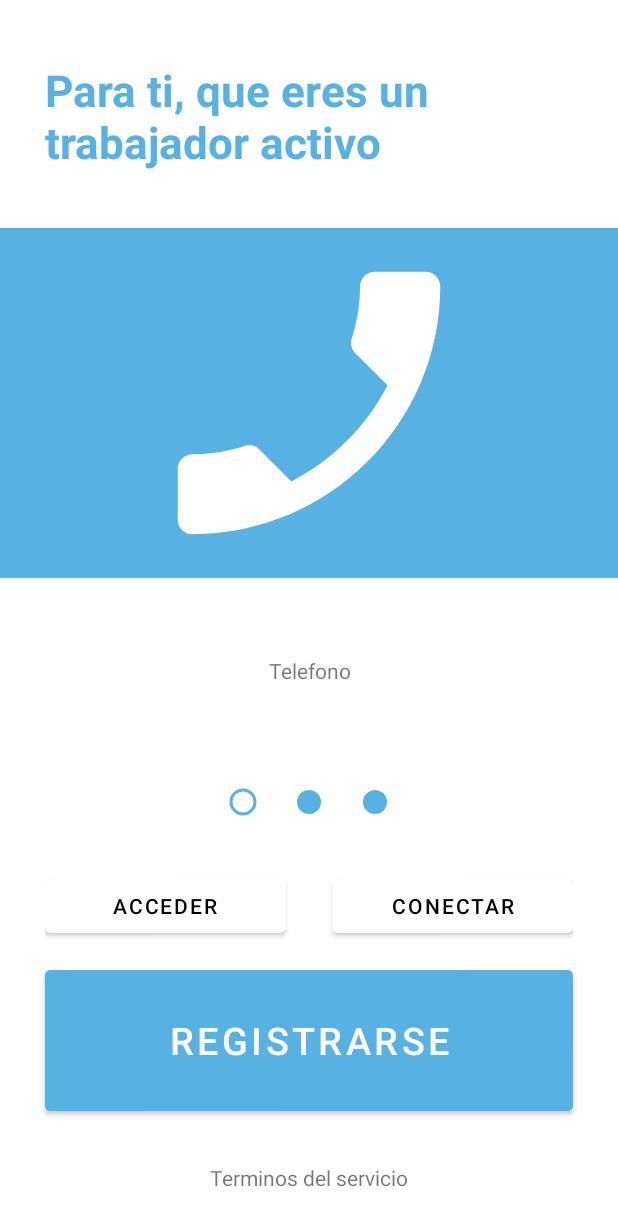
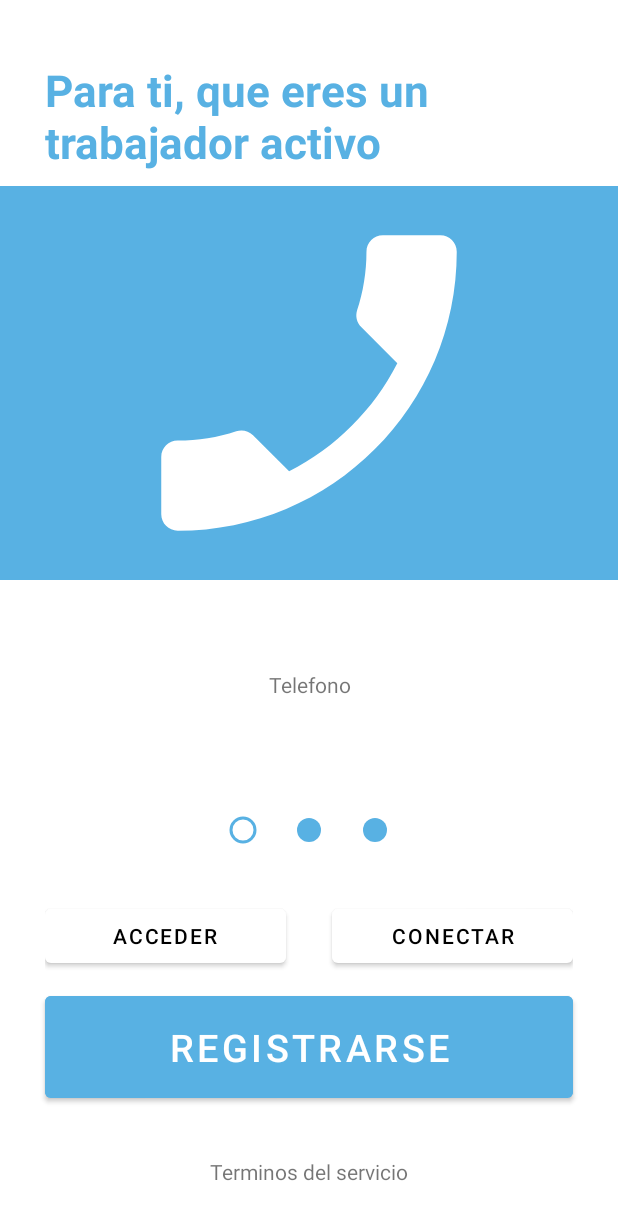
Before and after one commit to Denigt/WorkPod, an Android app: the screen it shows after launch (InitActivity), on a phone screen of 412 x 824 dp. Shown: the top 1226 px of the screen. Run offline under Robolectric (Android 15) with nearby library versions, the phone set to English and light mode, and no system bars.

Commit message:
03-04 Ajustes para pantallas pequeñas | Esquema clase base de dtos

```diff
--- a/app/src/main/res/layout/activity_init.xml
+++ b/app/src/main/res/layout/activity_init.xml
@@ -10,8 +10,7 @@
 
     <TextView
         android:layout_width="match_parent"
-        android:layout_height="0dp"
-        android:layout_weight="2"
+        android:layout_height="wrap_content"
         android:text="Para ti, que eres un trabajador activo"
         android:textColor="@color/blue"
         android:textStyle="bold"
@@ -81,8 +80,7 @@
 
     <LinearLayout
         android:layout_width="match_parent"
-        android:layout_height="0dp"
-        android:layout_weight="1"
+        android:layout_height="wrap_content"
         android:layout_marginBottom="10dp"
         android:layout_marginTop="20dp"
         android:layout_marginHorizontal="30dp"
@@ -107,8 +105,7 @@
     <Button
         android:id="@+id/btnRegistrar"
         android:layout_width="match_parent"
-        android:layout_height="wrap_content"
-        android:layout_weight="1"
+        android:layout_height="80dp"
         android:textSize="25dp"
         android:textColor="@color/white"
         android:layout_marginHorizontal="30dp"
--- a/app/src/main/res/layout/activity_signin.xml
+++ b/app/src/main/res/layout/activity_signin.xml
@@ -64,9 +64,8 @@
 
     <LinearLayout
         android:layout_width="match_parent"
-        android:layout_height="0dp"
+        android:layout_height="match_parent"
         android:layout_margin="30dp"
-        android:layout_weight="1"
         android:gravity="end">
 
         <ImageButton
--- a/app/src/main/res/layout/activity_signin2.xml
+++ b/app/src/main/res/layout/activity_signin2.xml
@@ -112,9 +112,8 @@
 
     <LinearLayout
         android:layout_width="match_parent"
-        android:layout_height="0dp"
+        android:layout_height="match_parent"
         android:layout_margin="30dp"
-        android:layout_weight="1"
         android:gravity="end">
 
         <ImageButton
```
Also changed, not shown: app/src/main/java/com/example/workpod/basic/Database.java (added, +86 -0 lines).
